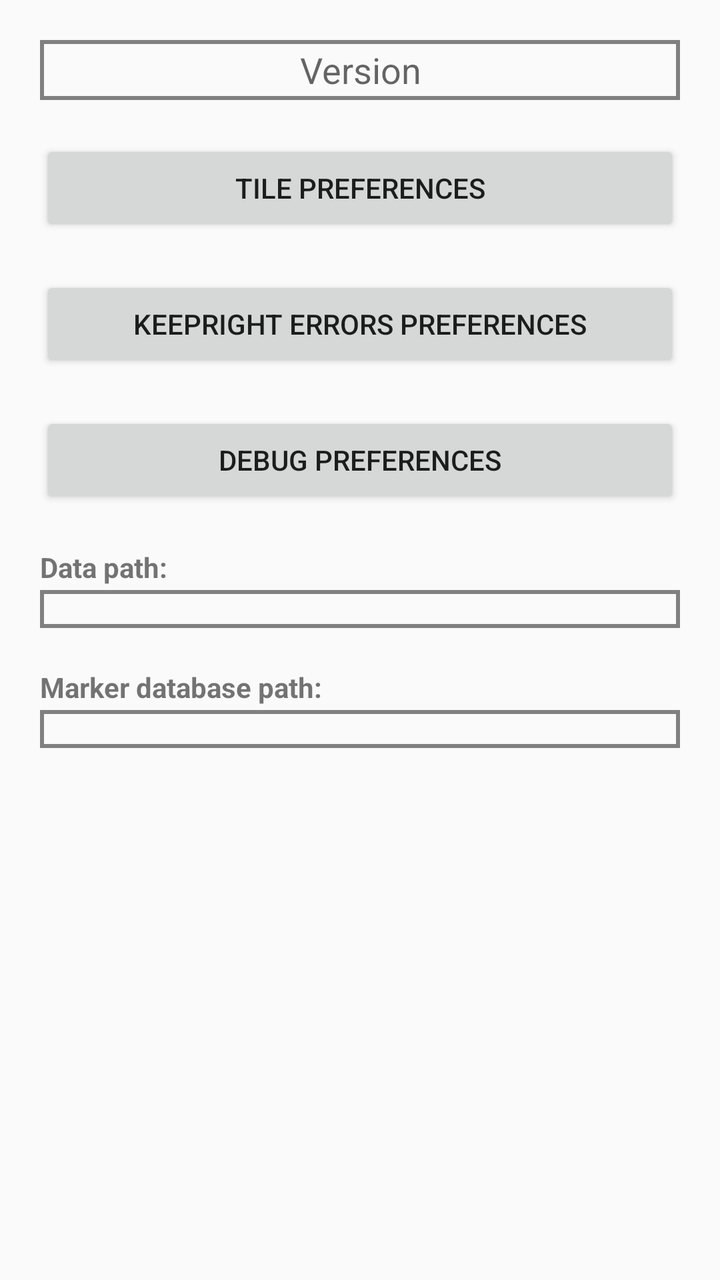
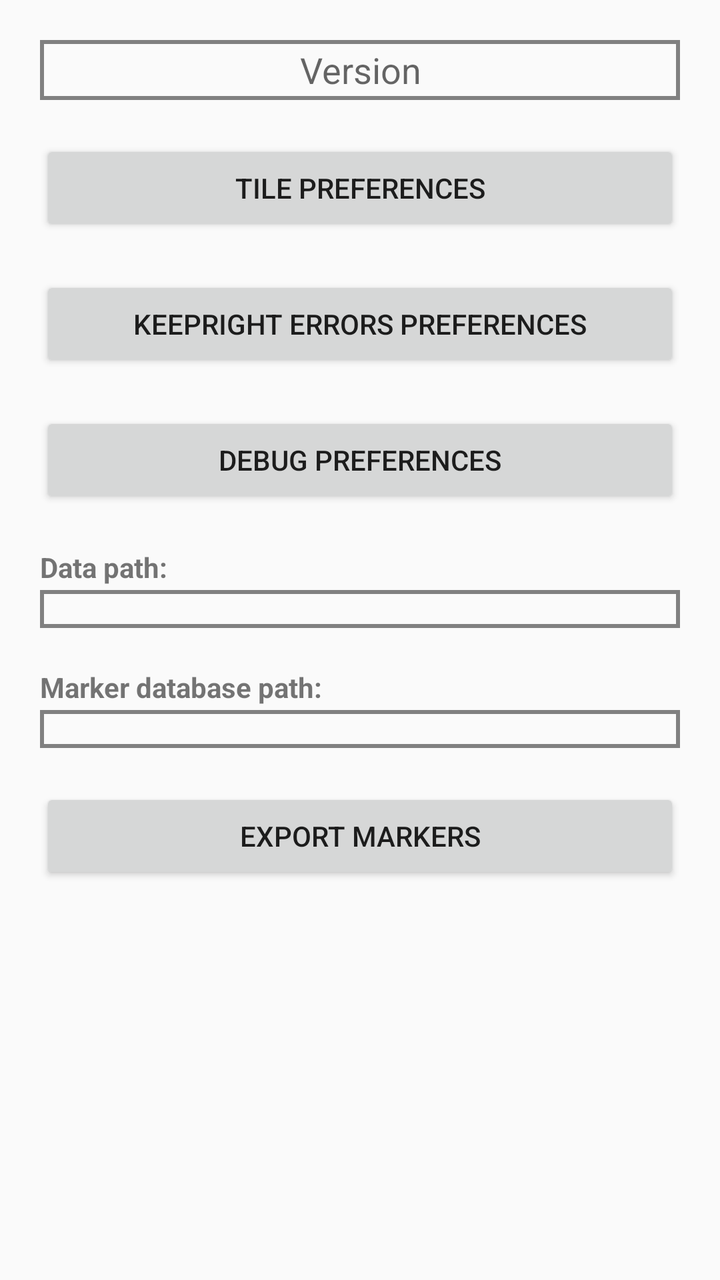

Screens rendered from an Android XML layout before and after an edit, with the pre-edit source and the edit as a unified diff.
<!-- AndroidManifest.xml: activity theme AppTheme -->
<!-- res/layout/activity_main_preferences.xml -->
<?xml version="1.0" encoding="utf-8"?>
<LinearLayout xmlns:android="http://schemas.android.com/apk/res/android"
    android:layout_width="match_parent"
    android:layout_height="match_parent"
    android:orientation="vertical">

    <TextView
        android:id="@+id/textViewVersion"
        android:layout_width="match_parent"
        android:layout_height="30dp"
        android:layout_centerHorizontal="true"
        android:layout_centerVertical="true"
        android:layout_marginStart="20dp"
        android:layout_marginTop="20dp"
        android:layout_marginEnd="20dp"
        android:background="@drawable/textview_border"
        android:gravity="center"
        android:text="Version"
        android:textAppearance="@style/TextAppearance.AppCompat.Medium" />

    <Button
        android:id="@+id/buttonTilePreferences"
        android:layout_width="match_parent"
        android:layout_height="wrap_content"
        android:layout_marginStart="20dp"
        android:layout_marginEnd="20dp"
        android:layout_marginTop="20dp"
        android:text="@string/tile_preferences" />

    <Button
        android:id="@+id/buttonKeepRightErrorsPreferences"
        android:layout_width="match_parent"
        android:layout_height="wrap_content"
        android:layout_marginStart="20dp"
        android:layout_marginEnd="20dp"
        android:layout_marginTop="20dp"
        android:text="@string/keep_right_errors_preferences" />

    <Button
        android:id="@+id/buttonDebugPreferences"
        android:layout_width="match_parent"
        android:layout_height="wrap_content"
        android:layout_marginStart="20dp"
        android:layout_marginEnd="20dp"
        android:layout_marginTop="20dp"
        android:text="@string/debug_preferences" />

    <TextView
        android:id="@+id/textView2"
        android:layout_width="wrap_content"
        android:layout_height="wrap_content"
        android:layout_marginStart="20dp"
        android:layout_marginTop="20dp"
        android:textStyle="bold"
        android:text="@string/data_path_"/>

    <TextView
        android:id="@+id/textViewDataPath"
        android:layout_width="match_parent"
        android:layout_height="wrap_content"
        android:layout_marginLeft="20dp"
        android:layout_marginRight="20dp"
        android:layout_marginTop="2dp"
        android:maxLines="3"
        android:gravity="center"
        android:background="@drawable/textview_border"/>

    <TextView
        android:id="@+id/textView3"
        android:layout_width="wrap_content"
        android:layout_height="wrap_content"
        android:layout_marginStart="20dp"
        android:layout_marginTop="20dp"
        android:textStyle="bold"
        android:text="@string/marker_database_path_"/>

    <TextView
        android:id="@+id/textViewMarkerDatabasePath"
        android:layout_width="match_parent"
        android:layout_height="wrap_content"
        android:layout_marginLeft="20dp"
        android:layout_marginRight="20dp"
        android:layout_marginTop="2dp"
        android:maxLines="3"
        android:gravity="center"
        android:background="@drawable/textview_border"/>

</LinearLayout>
<!-- resources referenced by this layout -->
<resources>
  <!-- drawable textview_border (drawable) -->
  <?xml version="1.0" encoding="utf-8"?>
  <shape xmlns:android="http://schemas.android.com/apk/res/android"
      android:shape="rectangle" >
  
      <stroke
          android:width="2dp"
          android:color="#808080" />
  
  </shape>
  <string name="data_path_">Data path:</string>
  <string name="debug_preferences">Debug Preferences</string>
  <string name="keep_right_errors_preferences">KeepRight Errors Preferences</string>
  <string name="marker_database_path_">Marker database path:</string>
  <string name="tile_preferences">Tile Preferences</string>
  <style name="AppTheme" parent="Theme.AppCompat.Light.DarkActionBar">
          
          <item name="colorPrimary">@color/colorPrimary</item>
          <item name="colorPrimaryDark">@color/colorPrimaryDark</item>
          <item name="colorAccent">@color/colorAccent</item>
      </style>
  <color name="colorPrimary">#3F51B5</color>
  <color name="colorPrimaryDark">#303F9F</color>
  <color name="colorAccent">#FF4081</color>
</resources>

<!-- the commit's change to res/layout/activity_main_preferences.xml (unified diff, before → after) -->
@@ -85,4 +85,13 @@
         android:gravity="center"
         android:background="@drawable/textview_border"/>
 
+    <Button
+        android:id="@+id/buttonExportMarkers"
+        android:layout_width="match_parent"
+        android:layout_height="wrap_content"
+        android:layout_marginStart="20dp"
+        android:layout_marginEnd="20dp"
+        android:layout_marginTop="20dp"
+        android:text="@string/export_markers" />
+
 </LinearLayout>
<!-- resource entries referenced after the edit -->
@@ -12,6 +12,7 @@
   </shape>
   <string name="data_path_">Data path:</string>
   <string name="debug_preferences">Debug Preferences</string>
+  <string name="export_markers">Export markers</string>
   <string name="keep_right_errors_preferences">KeepRight Errors Preferences</string>
   <string name="marker_database_path_">Marker database path:</string>
   <string name="tile_preferences">Tile Preferences</string>
